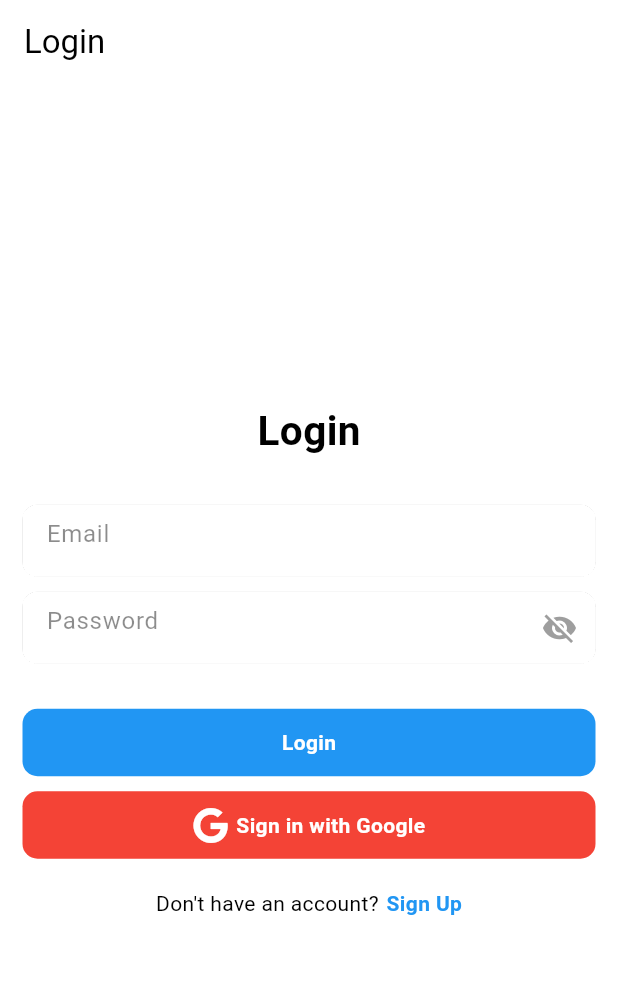
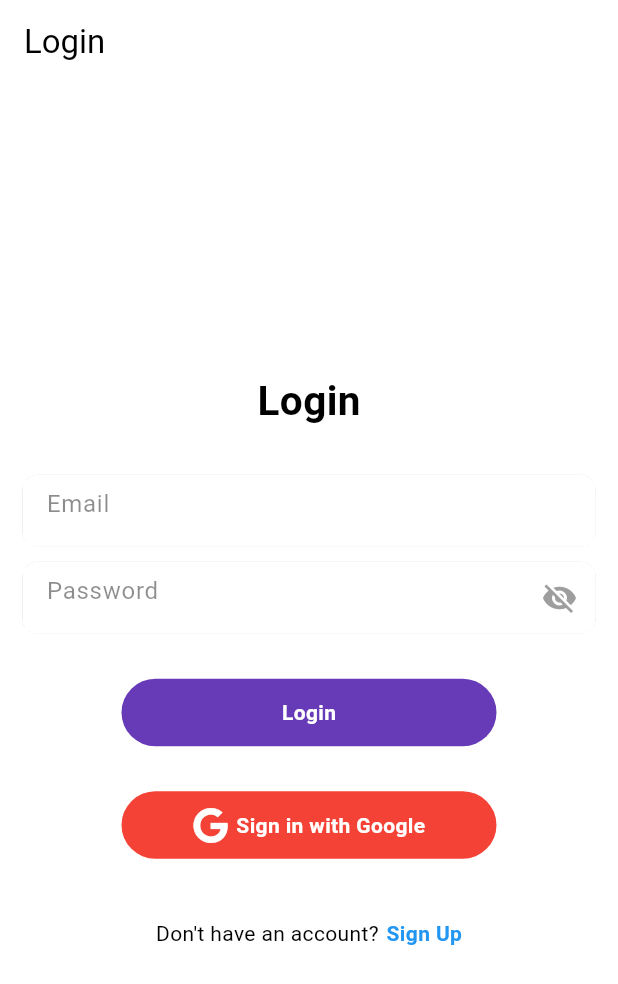
Before and after one commit to RajatVerma099/harbour_final, a Flutter app: the LoginPage screen opened directly, on a phone screen of 412 x 824 dp. Shown: the top 984 px of the screen. Run offline on Flutter 3.47's test engine with Material 3 defaults, Android fonts, the phone set to English and light mode, and no system bars; our stand-ins replace animated_splash_screen, carousel_slider, cloud_firestore, dio, firebase_auth, firebase_core and 7 more; missing offline and left inert: onesignal_flutter; accounts and stored records are empty.

Commit message:
worked on ui

```diff
--- a/lib/pages/features/user_auth/presentation/pages/login_page.dart
+++ b/lib/pages/features/user_auth/presentation/pages/login_page.dart
@@ -4,6 +4,7 @@ import 'package:flutter/material.dart';
 import 'package:font_awesome_flutter/font_awesome_flutter.dart';
 import 'package:google_sign_in/google_sign_in.dart';
 import 'package:harbour/pages/features/user_auth/presentation/pages/sign_up_page.dart';
+import 'package:video_player/video_player.dart';
 
 import '../../../../../tools/navigation.dart';
 import '../../../../home_page.dart';
@@ -19,13 +20,27 @@ class LoginPage extends StatefulWidget {
   State<LoginPage> createState() => _LoginPageState();
 }
 
-class _LoginPageState extends State<LoginPage> {
+class _LoginPageState extends State<LoginPage>
+    with SingleTickerProviderStateMixin {
+  late VideoPlayerController _videoPlayerController;
   bool _isSigning = false;
   final FirebaseAuthService _auth = FirebaseAuthService();
   final FirebaseAuth _firebaseAuth = FirebaseAuth.instance;
   TextEditingController _emailController = TextEditingController();
   TextEditingController _passwordController = TextEditingController();
 
+  @override
+  void initState() {
+    super.initState();
+    _videoPlayerController = VideoPlayerController.asset(
+      'assets/launch/signin.mp4', // Replace with your video asset path
+    )..initialize().then((_) {
+      setState(() {});
+      _videoPlayerController.play(); // Autoplay
+      _videoPlayerController.setVolume(0.0); // Mute video
+      _videoPlayerController.setLooping(true); // Loop video
+    });
+  }
   @override
   void dispose() {
     _emailController.dispose();
@@ -74,12 +89,20 @@ class _LoginPageState extends State<LoginPage> {
                   _signIn();
                 },
                 child: Container(
-                  width: double.infinity,
+                  width: 250,
                   height: 45,
+                  margin: const EdgeInsets.only(bottom: 20),
                   decoration: BoxDecoration(
-                    color: Colors.blue,
-                    borderRadius: BorderRadius.circular(10),
+                    color: Colors.deepPurple,
+                    borderRadius: BorderRadius.circular(30),
                   ),
+                // child: Container(
+                //   width: double.infinity,
+                //   height: 45,
+                //   decoration: BoxDecoration(
+                //     color: Colors.blue,
+                //     borderRadius: BorderRadius.circular(10),
+                //   ),
                   child: Center(
                     child: _isSigning ? CircularProgressIndicator(
                       color: Colors.white,) : Text(
@@ -97,12 +120,20 @@ class _LoginPageState extends State<LoginPage> {
                 onTap: () {
                   _signInWithGoogle();
                 },
+                // child: Container(
+                //   width: double.infinity,
+                //   height: 45,
+                //   decoration: BoxDecoration(
+                //     color: Colors.red,
+                //     borderRadius: BorderRadius.circular(10),
+                //   ),
                 child: Container(
-                  width: double.infinity,
+                  width: 250,
                   height: 45,
+                  margin: const EdgeInsets.only(bottom: 20),
                   decoration: BoxDecoration(
                     color: Colors.red,
-                    borderRadius: BorderRadius.circular(10),
+                    borderRadius: BorderRadius.circular(30),
                   ),
                   child: Center(
                     child: Row(
```
